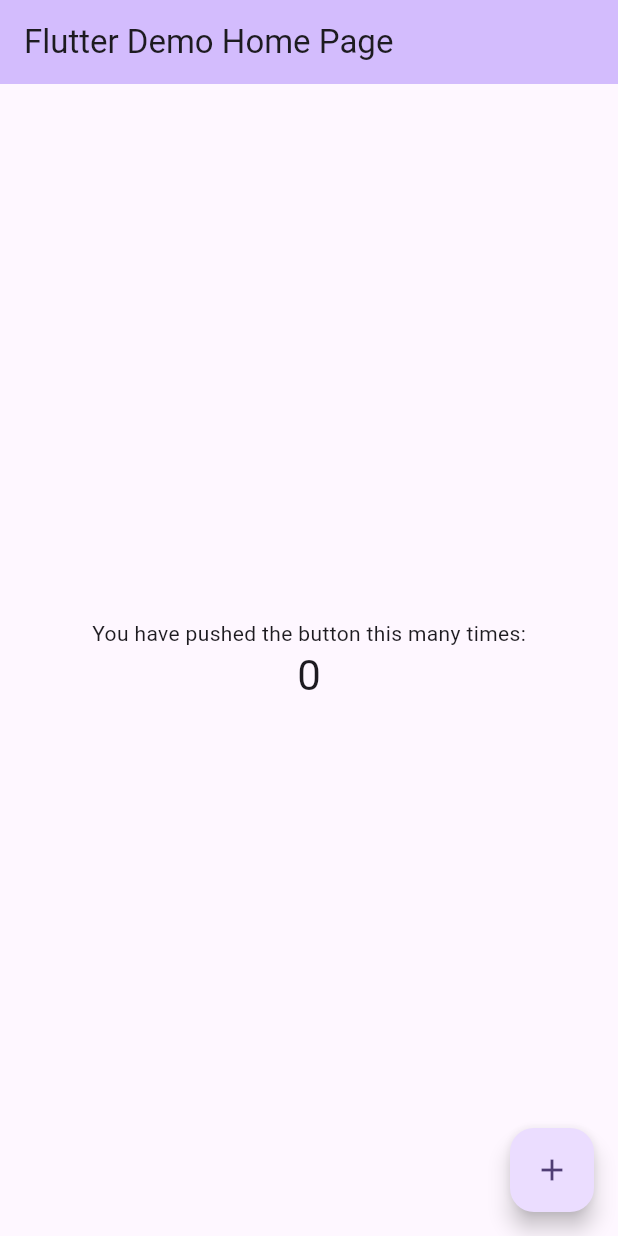
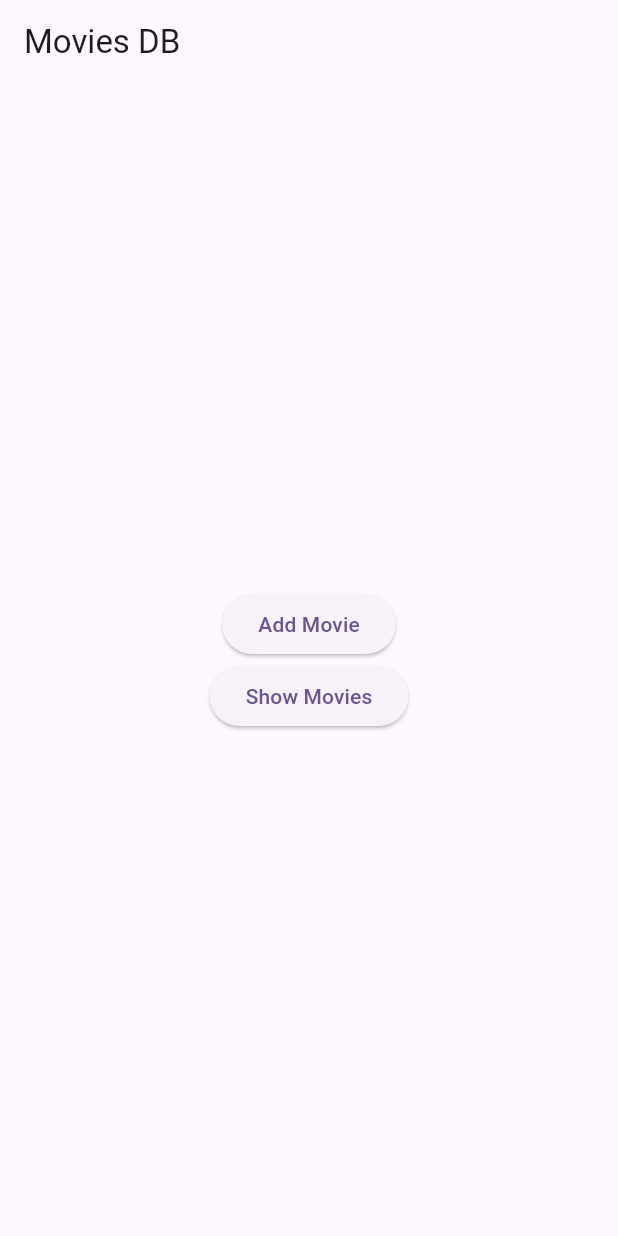
Before and after one commit to Apps-Moviles-WX61-Grupo-5-HomeBridge/Challenge-Sem14-Proyecto-Movies, a Flutter app: the screen it shows after launch, on a phone screen of 412 x 824 dp. Run offline on Flutter 3.47's test engine with Material 3 defaults, Android fonts, the phone set to English and light mode, and no system bars; our stand-ins replace sqflite; accounts and stored records are empty.

Commit message:
changes to use sqlite and added buttons to execute functions like insertMovie, getAllMovies, updateMovie & deleteMovie

```diff
--- /dev/null
+++ b/lib/database_helper.dart
@@ -0,0 +1,79 @@
+import 'dart:async';
+import 'package:sqflite/sqflite.dart';
+import 'package:path/path.dart';
+import 'models/Movie.dart';
+
+class DatabaseHelper {
+  static final DatabaseHelper _instance = DatabaseHelper._internal();
+  static Database? _database;
+
+  factory DatabaseHelper() {
+    return _instance;
+  }
+
+  DatabaseHelper._internal();
+
+  Future<Database> get database async {
+    if (_database != null) return _database!;
+
+    _database = await _initDatabase();
+    return _database!;
+  }
+
+  Future<Database> _initDatabase() async {
+    final databasePath = await getDatabasesPath();
+    final path = join(databasePath, 'movies.db');
+
+    return await openDatabase(
+      path,
+      version: 1,
+      onCreate: _onCreate,
+    );
+  }
+
+  Future<void> _onCreate(Database db, int version) async {
+    await db.execute('''
+      CREATE TABLE movies (
+        id INTEGER PRIMARY KEY,
+        title TEXT,
+        overview TEXT,
+        popularity REAL,
+        realeaseDate TEXT,
+        isFavorite INTEGER
+      )
+    ''');
+  }
+
+  Future<int> insertMovie(Movie movie) async {
+    final db = await database;
+    return await db.insert('movies', movie.toMap());
+  }
+
+  Future<List<Movie>> getAllMovies() async {
+    final db = await database;
+    final List<Map<String, dynamic>> maps = await db.query('movies');
+
+    return List.generate(maps.length, (i) {
+      return Movie.fromJson(maps[i]);
+    });
+  }
+
+  Future<int> updateMovie(Movie movie) async {
+    final db = await database;
+    return await db.update(
+      'movies',
+      movie.toMap(),
+      where: 'id = ?',
+      whereArgs: [movie.id],
+    );
+  }
+
+  Future<int> deleteMovie(int id) async {
+    final db = await database;
+    return await db.delete(
+      'movies',
+      where: 'id = ?',
+      whereArgs: [id],
+    );
+  }
+}
--- a/lib/main.dart
+++ b/lib/main.dart
@@ -1,4 +1,6 @@
 import 'package:flutter/material.dart';
+import 'database_helper.dart';
+import 'models/Movie.dart';
 
 void main() {
   runApp(const MyApp());
@@ -7,46 +9,21 @@ void main() {
 class MyApp extends StatelessWidget {
   const MyApp({super.key});
 
-  // This widget is the root of your application.
   @override
   Widget build(BuildContext context) {
     return MaterialApp(
-      title: 'Flutter Demo',
+      title: 'Movie Database Demo',
       theme: ThemeData(
-        // This is the theme of your application.
-        //
-        // TRY THIS: Try running your application with "flutter run". You'll see
-        // the application has a purple toolbar. Then, without quitting the app,
-        // try changing the seedColor in the colorScheme below to Colors.green
-        // and then invoke "hot reload" (save your changes or press the "hot
-        // reload" button in a Flutter-supported IDE, or press "r" if you used
-        // the command line to start the app).
-        //
-        // Notice that the counter didn't reset back to zero; the application
-        // state is not lost during the reload. To reset the state, use hot
-        // restart instead.
-        //
-        // This works for code too, not just values: Most code changes can be
-        // tested with just a hot reload.
         colorScheme: ColorScheme.fromSeed(seedColor: Colors.deepPurple),
         useMaterial3: true,
       ),
-      home: const MyHomePage(title: 'Flutter Demo Home Page'),
+      home: const MyHomePage(title: 'Movies DB'),
     );
   }
 }
 
 class MyHomePage extends StatefulWidget {
   const MyHomePage({super.key, required this.title});
-
-  // This widget is the home page of your application. It is stateful, meaning
-  // that it has a State object (defined below) that contains fields that affect
-  // how it looks.
-
-  // This class is the configuration for the state. It holds the values (in this
-  // case the title) provided by the parent (in this case the App widget) and
-  // used by the build method of the State. Fields in a Widget subclass are
-  // always marked "final".
 
   final String title;
 
@@ -55,71 +32,50 @@ class MyHomePage extends StatefulWidget {
 }
 
 class _MyHomePageState extends State<MyHomePage> {
-  int _counter = 0;
+  final DatabaseHelper _dbHelper = DatabaseHelper();
 
-  void _incrementCounter() {
-    setState(() {
-      // This call to setState tells the Flutter framework that something has
-      // changed in this State, which causes it to rerun the build method below
-      // so that the display can reflect the updated values. If we changed
-      // _counter without calling setState(), then the build method would not be
-      // called again, and so nothing would appear to happen.
-      _counter++;
-    });
+  Future<void> _addMovie() async {
+    Movie newMovie = Movie(
+      id: 1,
+      title: 'Inception',
+      overview: 'A mind-bending thriller by Christopher Nolan.',
+      popularity: 98.5,
+      realeaseDate: '2010-07-16',
+      isFavorite: true,
+    );
+
+    await _dbHelper.insertMovie(newMovie);
+    _showMovies();
+  }
+
+  Future<void> _showMovies() async {
+    List<Movie> movies = await _dbHelper.getAllMovies();
+    for (var movie in movies) {
+      print('Movie: ${movie.title}');
+    }
   }
 
   @override
   Widget build(BuildContext context) {
-    // This method is rerun every time setState is called, for instance as done
-    // by the _incrementCounter method above.
-    //
-    // The Flutter framework has been optimized to make rerunning build methods
-    // fast, so that you can just rebuild anything that needs updating rather
-    // than having to individually change instances of widgets.
     return Scaffold(
       appBar: AppBar(
-        // TRY THIS: Try changing the color here to a specific color (to
-        // Colors.amber, perhaps?) and trigger a hot reload to see the AppBar
-        // change color while the other colors stay the same.
-        backgroundColor: Theme.of(context).colorScheme.inversePrimary,
-        // Here we take the value from the MyHomePage object that was created by
-        // the App.build method, and use it to set our appbar title.
         title: Text(widget.title),
       ),
       body: Center(
-        // Center is a layout widget. It takes a single child and positions it
-        // in the middle of the parent.
         child: Column(
-          // Column is also a layout widget. It takes a list of children and
-          // arranges them vertically. By default, it sizes itself to fit its
-          // children horizontally, and tries to be as tall as its parent.
-          //
-          // Column has various properties to control how it sizes itself and
-          // how it positions its children. Here we use mainAxisAlignment to
-          // center the children vertically; the main axis here is the vertical
-          // axis because Columns are vertical (the cross axis would be
-          // horizontal).
-          //
-          // TRY THIS: Invoke "debug painting" (choose the "Toggle Debug Paint"
-          // action in the IDE, or press "p" in the console), to see the
-          // wireframe for each widget.
           mainAxisAlignment: MainAxisAlignment.center,
           children: <Widget>[
-            const Text(
-              'You have pushed the button this many times:',
+            ElevatedButton(
+              onPressed: _addMovie,
+              child: const Text('Add Movie'),
             ),
-            Text(
-              '$_counter',
-              style: Theme.of(context).textTheme.headlineMedium,
+            ElevatedButton(
+              onPressed: _showMovies,
+              child: const Text('Show Movies'),
             ),
           ],
         ),
       ),
-      floatingActionButton: FloatingActionButton(
-        onPressed: _incrementCounter,
-        tooltip: 'Increment',
-        child: const Icon(Icons.add),
-      ), // This trailing comma makes auto-formatting nicer for build methods.
     );
   }
 }
```
